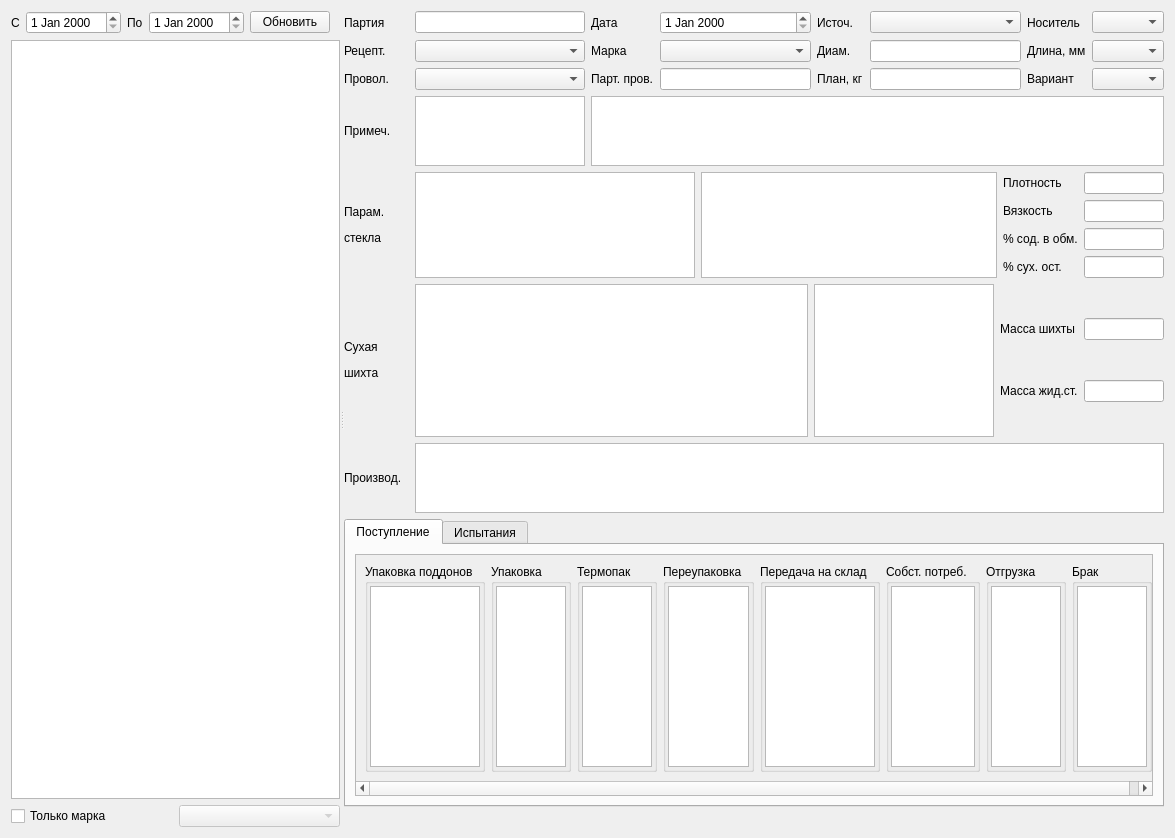
Old version of the form formpart.ui in the repository Sergeyego/el_pr.
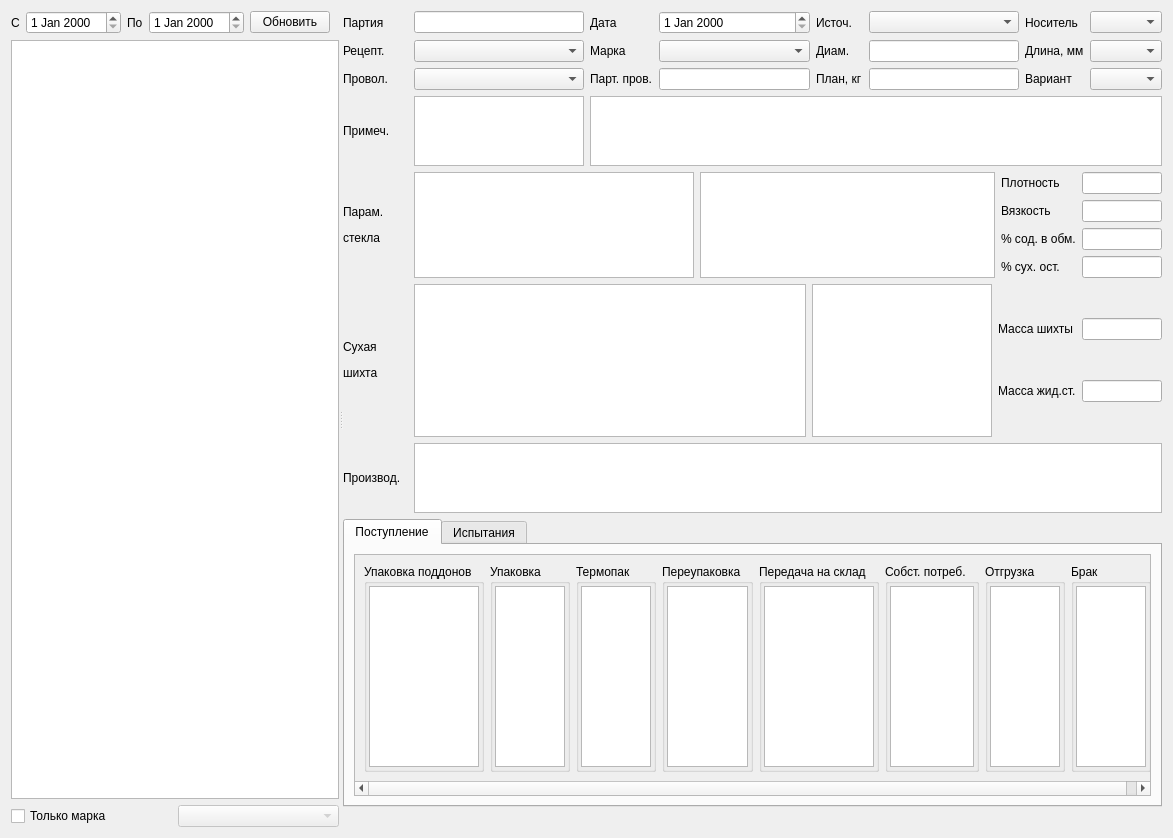
New version of the form. Custom widgets are drawn as their Qt base class.

Diff of the .ui file:
```diff
--- a/formpart.ui
+++ b/formpart.ui
@@ -6,7 +6,7 @@
    <rect>
     <x>0</x>
     <y>0</y>
-    <width>1175</width>
+    <width>1173</width>
     <height>838</height>
    </rect>
   </property>
```
